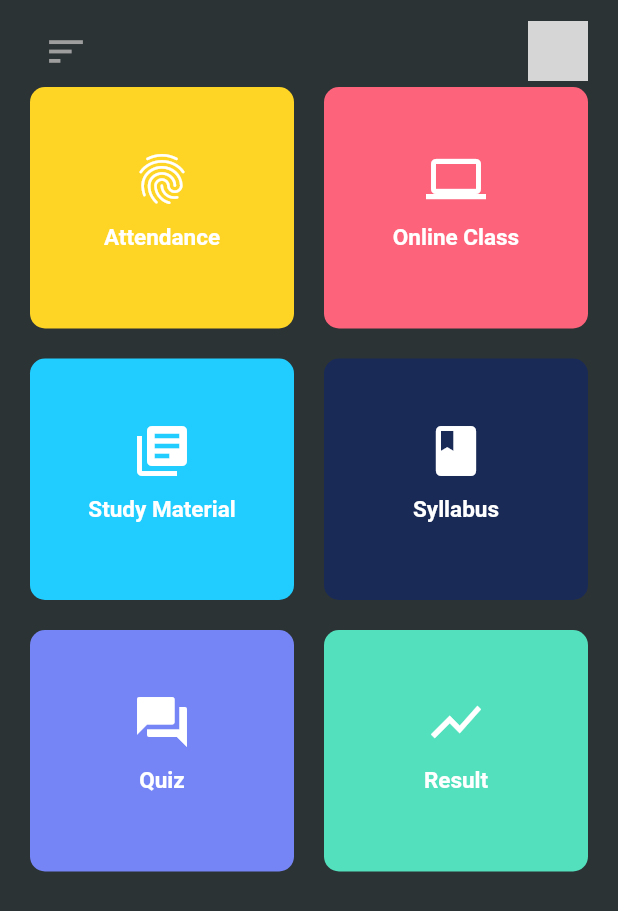
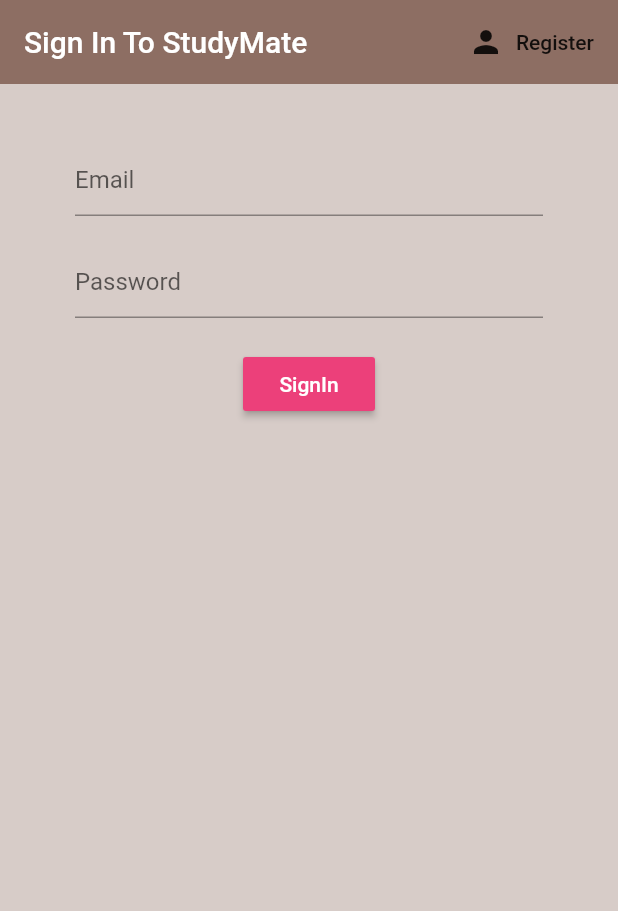
Before and after one commit to rishiagrawal2609/studymate_online, a Flutter app: the screen it shows after launch, on a phone screen of 412 x 824 dp. Shown: the top 911 px of the screen. Run offline on Flutter 3.47's test engine with Material 2 defaults, Android fonts, the phone set to English and light mode, and no system bars; our stand-ins replace firebase_auth, permission_handler; missing offline and left inert: agora_rtc_engine; accounts and stored records are empty; grey boxes are pictures that could not be loaded.

Commit message:
login_signup
In this login and signup page their are some bugs which i am going to teel you
.you can't login without signup if you are doing that then program should be crushed
2.you can't signup just like (daksh , victor) you need to specify mail id properly just like (pal.dakshendra90@gmail.com)
3.you can't use same account for signup
Sorry,but I can't fix these bugs right now because we have very less time

```diff
--- /dev/null
+++ b/StudyMate/lib/Screens/authenticate/authentication.dart
@@ -0,0 +1,25 @@
+import 'package:StudyMate/Screens/authenticate/register.dart';
+import 'package:StudyMate/Screens/authenticate/sign_in.dart';
+import 'package:flutter/material.dart';
+import 'package:StudyMate/Screens/authenticate/register.dart';
+
+class Authenticate extends StatefulWidget {
+  @override
+  _AuthenticateState createState() => _AuthenticateState();
+}
+
+class _AuthenticateState extends State<Authenticate> {
+  bool showSignIn = true;
+  void toggleView() {
+    setState(() => showSignIn = !showSignIn);
+  }
+
+  @override
+  Widget build(BuildContext context) {
+    if (showSignIn) {
+      return SignIn(toggleView: toggleView);
+    } else {
+      return Register(toggleView: toggleView);
+    }
+  }
+}
--- /dev/null
+++ b/StudyMate/lib/Screens/authenticate/sign_in.dart
@@ -0,0 +1,95 @@
+import 'package:StudyMate/services/auth.dart';
+import 'package:flutter/material.dart';
+
+class SignIn extends StatefulWidget {
+  final Function toggleView;
+  SignIn({this.toggleView});
+  @override
+  _SignInState createState() => _SignInState();
+}
+
+class _SignInState extends State<SignIn> {
+  final AuthService _auth = AuthService();
+  final _formkey = GlobalKey<FormState>();
+
+  String email = '';
+  String password = '';
+  String error = '';
+
+  @override
+  Widget build(BuildContext context) {
+    return Scaffold(
+      backgroundColor: Colors.brown[100],
+      appBar: AppBar(
+        backgroundColor: Colors.brown[400],
+        elevation: 0.0,
+        title: Text('Sign In To StudyMate'),
+        actions: <Widget>[
+          FlatButton.icon(
+            icon: Icon(Icons.person),
+            label: Text('Register'),
+            onPressed: () {
+              widget.toggleView();
+            },
+          )
+        ],
+      ),
+      body: Container(
+        padding: EdgeInsets.symmetric(vertical: 20.0, horizontal: 50.0),
+        child: Form(
+          key: _formkey,
+          child: Column(
+            children: <Widget>[
+              SizedBox(height: 20.0),
+              TextFormField(
+                  decoration: InputDecoration(
+                    hintText: 'Email',
+                  ),
+                  onChanged: (val) {
+                    validator:
+                    (val) => val.isEmpty ? 'Enter an Email' : null;
+                    setState(() => email = val);
+                  }),
+              SizedBox(height: 20.0),
+              TextFormField(
+                  decoration: InputDecoration(
+                    hintText: 'Password',
+                  ),
+                  obscureText: true,
+                  onChanged: (val) {
+                    validator:
+                    (val) => val.length < 6
+                        ? 'Enter an Password 6+ char long'
+                        : null;
+
+                    setState(() => password = val);
+                  }),
+              SizedBox(height: 20.0),
+              RaisedButton(
+                color: Colors.pink[400],
+                child: Text(
+                  'SignIn',
+                  style: TextStyle(color: Colors.white),
+                ),
+                onPressed: () async {
+                  if (_formkey.currentState.validate()) {
+                    dynamic result =
+                        await _auth.signInWithEmailAndPassword(email, password);
+                    if (result == null) {
+                      setState(() => 'could not signin with these credentials');
+                    }
+                  }
+                },
+              ),
+              SizedBox(height: 12.0),
+              Text(
+                error,
+                style: TextStyle(color: Colors.red, fontSize: 14.0),
+              ),
+            ],
+          ),
+        ),
+      ),
+    );
+  }
+}
--- /dev/null
+++ b/StudyMate/lib/Screens/wrapper.dart
@@ -0,0 +1,18 @@
+import 'package:StudyMate/Screens/authenticate/authentication.dart';
+import 'package:StudyMate/Screens/home/home.dart';
+import 'package:StudyMate/models/user.dart';
+import 'package:flutter/material.dart';
+import 'package:provider/provider.dart';
+
+class Wrapper extends StatelessWidget {
+  @override
+  Widget build(BuildContext context) {
+    final user = Provider.of<User>(context);
+
+    if (user == null) {
+      return Authenticate();
+    } else {
+      return Home();
+    }
+  }
+}
--- a/StudyMate/lib/main.dart
+++ b/StudyMate/lib/main.dart
@@ -1,19 +1,19 @@
+import 'package:StudyMate/Screens/wrapper.dart';
+import 'package:StudyMate/services/auth.dart';
 import 'package:flutter/material.dart';
-
-import 'StudentDashboard.dart';
+import 'package:provider/provider.dart';
+import 'package:StudyMate/models/user.dart';
 
 void main() => runApp(MyApp());
 
 class MyApp extends StatelessWidget {
-  // This widget is the root of your application.
   @override
   Widget build(BuildContext context) {
-    return MaterialApp(
-      title: 'ON Class',
-      theme: ThemeData(
-        primarySwatch: Colors.blue,
+    return StreamProvider<User>.value(
+      value: AuthService().user,
+      child: MaterialApp(
+        home: Wrapper(),
       ),
-      home: Home(),
     );
   }
 }
--- /dev/null
+++ b/StudyMate/lib/maindashboard.dart
@@ -0,0 +1,19 @@
+import 'package:flutter/material.dart';
+
+import 'StudentDashboard.dart';
+
+void main() => runApp(MyApp());
+
+class MyApp extends StatelessWidget {
+  // This widget is the root of your application.
+  @override
+  Widget build(BuildContext context) {
+    return MaterialApp(
+      title: 'ON Class',
+      theme: ThemeData(
+        primarySwatch: Colors.blue,
+      ),
+      home: Home(),
+    );
+  }
+}
--- /dev/null
+++ b/StudyMate/lib/models/user.dart
@@ -0,0 +1,4 @@
+class User {
+  final String uid;
+  User({this.uid});
+}
```
Also changed, not shown: StudyMate/lib/Screens/authenticate/register.dart (added, +88 -0 lines), StudyMate/lib/Screens/home/home.dart (added, +27 -0 lines), StudyMate/lib/services/auth.dart (added, +82 -0 lines), StudyMate/pubspec.yaml (+6 -1 lines), StudyMate/pubspec.lock, 6 other files.
